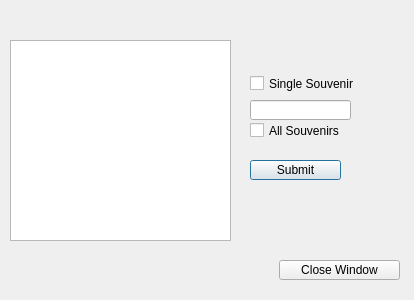
The window that purchase_report.ui (ellenyim8/project2) describes before a commit, drawn with Qt 5.
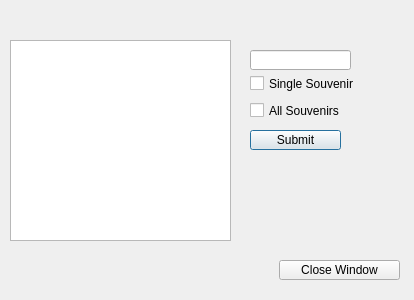
The same window after the commit.

```diff
--- a/purchase_report.ui
+++ b/purchase_report.ui
@@ -40,7 +40,7 @@
    <property name="geometry">
     <rect>
      <x>250</x>
-     <y>120</y>
+     <y>100</y>
      <width>151</width>
      <height>21</height>
     </rect>
@@ -53,7 +53,7 @@
    <property name="geometry">
     <rect>
      <x>250</x>
-     <y>160</y>
+     <y>130</y>
      <width>91</width>
      <height>20</height>
     </rect>
@@ -66,7 +66,7 @@
    <property name="geometry">
     <rect>
      <x>250</x>
-     <y>100</y>
+     <y>50</y>
      <width>101</width>
      <height>20</height>
     </rect>
```
